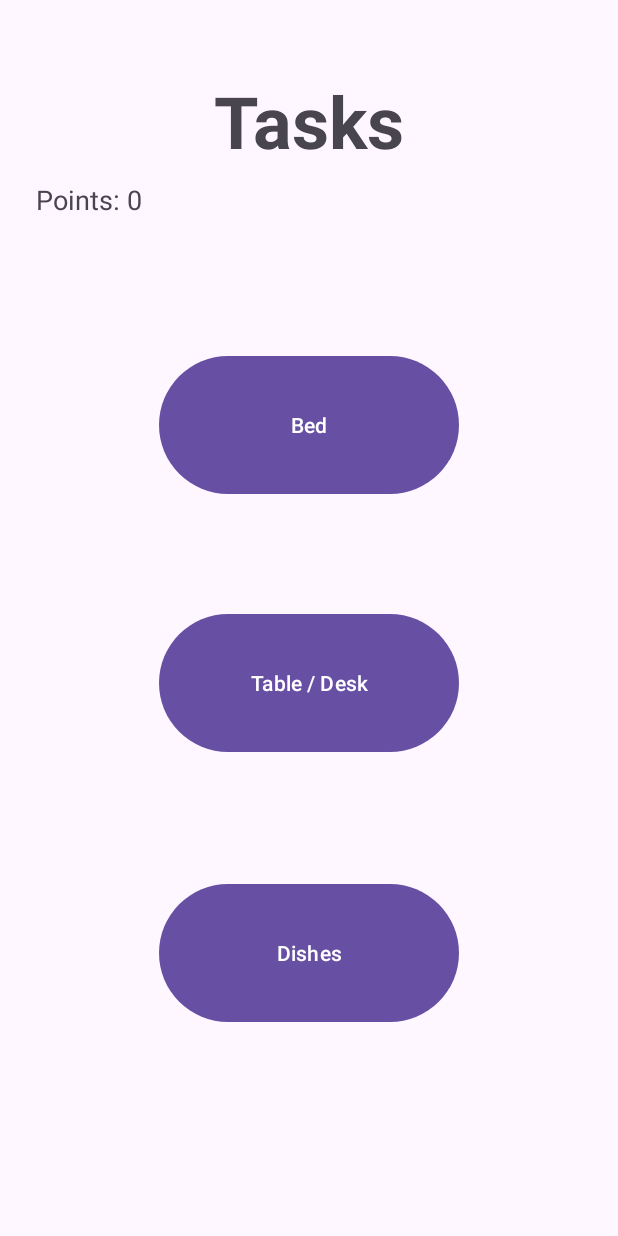
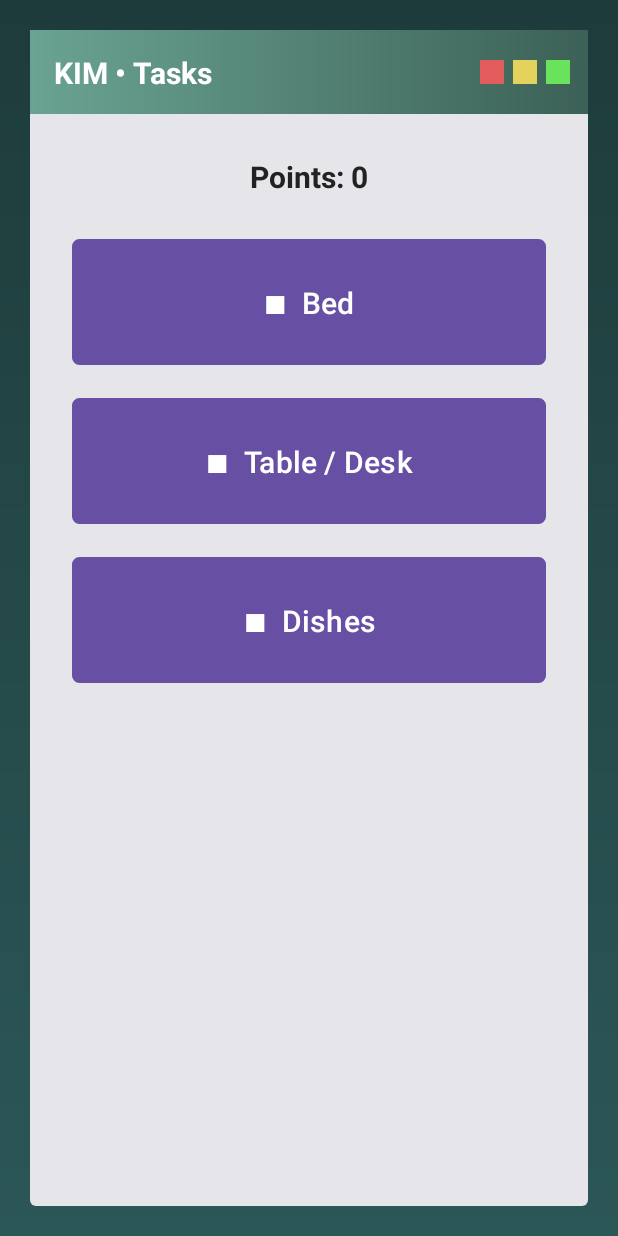
Before and after one commit to HenryWu7175/owlhacks1111, an Android app: the screen it shows after launch (MainActivity), on a phone screen of 412 x 824 dp. Run offline under Robolectric (Android 15) with nearby library versions, the light colour scheme and no system bars.

Commit message:
Editing some layout and remove the back button

```diff
--- /dev/null
+++ b/app/src/main/res/drawable/bg_main_gradient.xml
@@ -0,0 +1,9 @@
+<?xml version="1.0" encoding="utf-8"?>
+<shape xmlns:android="http://schemas.android.com/apk/res/android" android:shape="rectangle">
+    <gradient
+        android:type="linear"
+        android:angle="90"
+        android:startColor="#7F7FFF"
+        android:centerColor="#86E3CE"
+        android:endColor="#CCABD8" />
+</shape>
--- /dev/null
+++ b/app/src/main/res/drawable/bg_retro_desktop.xml
@@ -0,0 +1,8 @@
+<?xml version="1.0" encoding="utf-8"?>
+<shape xmlns:android="http://schemas.android.com/apk/res/android" android:shape="rectangle">
+    <gradient
+        android:type="linear"
+        android:angle="90"
+        android:startColor="#2C5757"
+        android:endColor="#1E3B3B"/>
+</shape>
--- /dev/null
+++ b/app/src/main/res/drawable/retro_button.xml
@@ -0,0 +1,17 @@
+<?xml version="1.0" encoding="utf-8"?>
+<selector xmlns:android="http://schemas.android.com/apk/res/android">
+    <item android:state_pressed="true">
+        <shape android:shape="rectangle">
+            <solid android:color="#1F1F1F"/>
+            <stroke android:width="2dp" android:color="#000"/>
+            <corners android:radius="4dp"/>
+        </shape>
+    </item>
+    <item>
+        <shape android:shape="rectangle">
+            <solid android:color="#2E2E2E"/>
+            <stroke android:width="2dp" android:color="#000"/>
+            <corners android:radius="4dp"/>
+        </shape>
+    </item>
+</selector>
--- /dev/null
+++ b/app/src/main/res/drawable/retro_title_bar.xml
@@ -0,0 +1,7 @@
+<?xml version="1.0" encoding="utf-8"?>
+<shape xmlns:android="http://schemas.android.com/apk/res/android" android:shape="rectangle">
+    <gradient
+        android:angle="0"
+        android:startColor="#6AA393"
+        android:endColor="#3C6156"/>
+</shape>
--- /dev/null
+++ b/app/src/main/res/drawable/retro_window_bg.xml
@@ -0,0 +1,22 @@
+<?xml version="1.0" encoding="utf-8"?>
+<layer-list xmlns:android="http://schemas.android.com/apk/res/android">
+    <!-- Outer border (dark) -->
+    <item>
+        <shape android:shape="rectangle">
+            <solid android:color="#6B6B6B"/>
+            <corners android:radius="6dp"/>
+        </shape>
+    </item>
+
+    <!-- Inner panel (light) -->
+    <item
+        android:insetLeft="2dp"
+        android:insetTop="2dp"
+        android:insetRight="2dp"
+        android:insetBottom="2dp">
+        <shape android:shape="rectangle">
+            <solid android:color="#E6E6EA"/>
+            <corners android:radius="4dp"/>
+        </shape>
+    </item>
+</layer-list>
--- a/app/src/main/res/layout/activity_main.xml
+++ b/app/src/main/res/layout/activity_main.xml
@@ -1,67 +1,115 @@
 <?xml version="1.0" encoding="utf-8"?>
+<FrameLayout xmlns:android="http://schemas.android.com/apk/res/android"
+    xmlns:app="http://schemas.android.com/apk/res-auto"
+    android:layout_width="match_parent"
+    android:layout_height="match_parent"
+    android:background="@drawable/bg_retro_desktop">
+
+    <!-- Center the retro window and give outer padding -->
+    <LinearLayout
+        android:layout_width="match_parent"
+        android:layout_height="match_parent"
+        android:padding="20dp"
+        android:gravity="center">
+
+        <!-- Retro window fills most of the screen -->
+        <LinearLayout
+            android:orientation="vertical"
+            android:layout_width="match_parent"
+            android:layout_height="match_parent"
+            android:background="@drawable/retro_window_bg">
+
+            <!-- Title bar -->
             <androidx.constraintlayout.widget.ConstraintLayout
-    xmlns:android="http://schemas.android.com/apk/res/android"
-    xmlns:app="http://schemas.android.com/apk/res-auto"
-    android:id="@+id/main"
                 android:layout_width="match_parent"
-    android:layout_height="match_parent">
+                android:layout_height="56dp"
+                android:background="@drawable/retro_title_bar"
+                android:paddingStart="16dp"
+                android:paddingEnd="12dp">
 
-    <!-- Title -->
                 <TextView
                     android:id="@+id/tvTitle"
+                    android:layout_width="0dp"
+                    android:layout_height="wrap_content"
+                    android:text="KIM • Tasks"
+                    android:textStyle="bold"
+                    android:textColor="#FFFFFF"
+                    android:textSize="20sp"
+                    app:layout_constraintStart_toStartOf="parent"
+                    app:layout_constraintEnd_toStartOf="@+id/windowDots"
+                    app:layout_constraintTop_toTopOf="parent"
+                    app:layout_constraintBottom_toBottomOf="parent" />
+
+                <!-- window control dots -->
+                <LinearLayout
+                    android:id="@+id/windowDots"
                     android:layout_width="wrap_content"
                     android:layout_height="wrap_content"
-        android:layout_marginTop="48dp"
-        android:text="Tasks"
-        android:textSize="48sp"
-        android:textStyle="bold"
+                    android:orientation="horizontal"
                     app:layout_constraintEnd_toEndOf="parent"
-        app:layout_constraintStart_toStartOf="parent"
-        app:layout_constraintTop_toTopOf="parent" />
+                    app:layout_constraintTop_toTopOf="parent"
+                    app:layout_constraintBottom_toBottomOf="parent">
 
-    <!-- Points Label -->
+                    <View android:layout_width="16dp" android:layout_height="16dp"
+                        android:layout_marginStart="6dp" android:background="#E35C5C"/>
+                    <View android:layout_width="16dp" android:layout_height="16dp"
+                        android:layout_marginStart="6dp" android:background="#E3D35C"/>
+                    <View android:layout_width="16dp" android:layout_height="16dp"
+                        android:layout_marginStart="6dp" android:background="#6AE35C"/>
+                </LinearLayout>
+            </androidx.constraintlayout.widget.ConstraintLayout>
+
+            <!-- Content -->
+            <LinearLayout
+                android:orientation="vertical"
+                android:layout_width="match_parent"
+                android:layout_height="match_parent"
+                android:padding="28dp"
+                android:gravity="top|center_horizontal">
+
+                <!-- Points -->
                 <TextView
                     android:id="@+id/tvPoints"
                     android:layout_width="wrap_content"
                     android:layout_height="wrap_content"
                     android:text="Points: 0"
-        android:textSize="18sp"
-        app:layout_constraintTop_toBottomOf="@id/tvTitle"
-        app:layout_constraintStart_toStartOf="parent"
-        android:layout_marginTop="8dp"
-        android:layout_marginStart="24dp" />
+                    android:textSize="20sp"
+                    android:textStyle="bold"
+                    android:textColor="#222222"
+                    android:layout_marginBottom="28dp" />
 
-    <!-- Make Bed -->
+                <!-- Bed -->
                 <Button
                     android:id="@+id/make_bed"
-        android:layout_width="200dp"
-        android:layout_height="100dp"
-        android:layout_marginTop="88dp"
-        android:text="Bed"
-        app:layout_constraintEnd_toEndOf="parent"
-        app:layout_constraintStart_toStartOf="parent"
-        app:layout_constraintTop_toBottomOf="@id/tvPoints" />
+                    android:layout_width="match_parent"
+                    android:layout_height="84dp"
+                    android:text="■  Bed"
+                    android:textSize="20sp"
+                    android:textColor="#FFFFFF"
+                    android:background="@drawable/retro_button"
+                    android:layout_marginBottom="22dp" />
 
                 <!-- Table / Desk -->
                 <Button
                     android:id="@+id/table_desk"
-        android:layout_width="200dp"
-        android:layout_height="100dp"
-        android:layout_marginTop="72dp"
-        android:text="Table / Desk"
-        app:layout_constraintEnd_toEndOf="parent"
-        app:layout_constraintStart_toStartOf="parent"
-        app:layout_constraintTop_toBottomOf="@+id/make_bed" />
+                    android:layout_width="match_parent"
+                    android:layout_height="84dp"
+                    android:text="■  Table / Desk"
+                    android:textSize="20sp"
+                    android:textColor="#FFFFFF"
+                    android:background="@drawable/retro_button"
+                    android:layout_marginBottom="22dp" />
 
                 <!-- Dishes -->
                 <Button
                     android:id="@+id/dishes"
-        android:layout_width="200dp"
-        android:layout_height="100dp"
-        android:layout_marginTop="80dp"
-        android:text="Dishes"
-        app:layout_constraintEnd_toEndOf="parent"
-        app:layout_constraintStart_toStartOf="parent"
-        app:layout_constraintTop_toBottomOf="@id/table_desk" />
-
-</androidx.constraintlayout.widget.ConstraintLayout>
+                    android:layout_width="match_parent"
+                    android:layout_height="84dp"
+                    android:text="■  Dishes"
+                    android:textSize="20sp"
+                    android:textColor="#FFFFFF"
+                    android:background="@drawable/retro_button" />
+            </LinearLayout>
+        </LinearLayout>
+    </LinearLayout>
+</FrameLayout>
--- a/app/src/main/res/layout/activity_upload.xml
+++ b/app/src/main/res/layout/activity_upload.xml
@@ -9,12 +9,12 @@
         android:layout_width="match_parent"
         android:layout_height="wrap_content">
 
-        <!-- ✅ Back Button -->
-        <Button
-            android:id="@+id/btnBack"
-            android:layout_width="wrap_content"
-            android:layout_height="wrap_content"
-            android:text="← Back" />
+<!--        &lt;!&ndash; ✅ Back Button &ndash;&gt;-->
+<!--        <Button-->
+<!--            android:id="@+id/btnBack"-->
+<!--            android:layout_width="wrap_content"-->
+<!--            android:layout_height="wrap_content"-->
+<!--            android:text="← Back" />-->
 
         <!-- Title -->
         <TextView
```
Also changed, not shown: app/src/main/java/edu/temple/myapplication/Scoring.kt (indentation only). Lines whose indentation alone changed are shown as unchanged.
